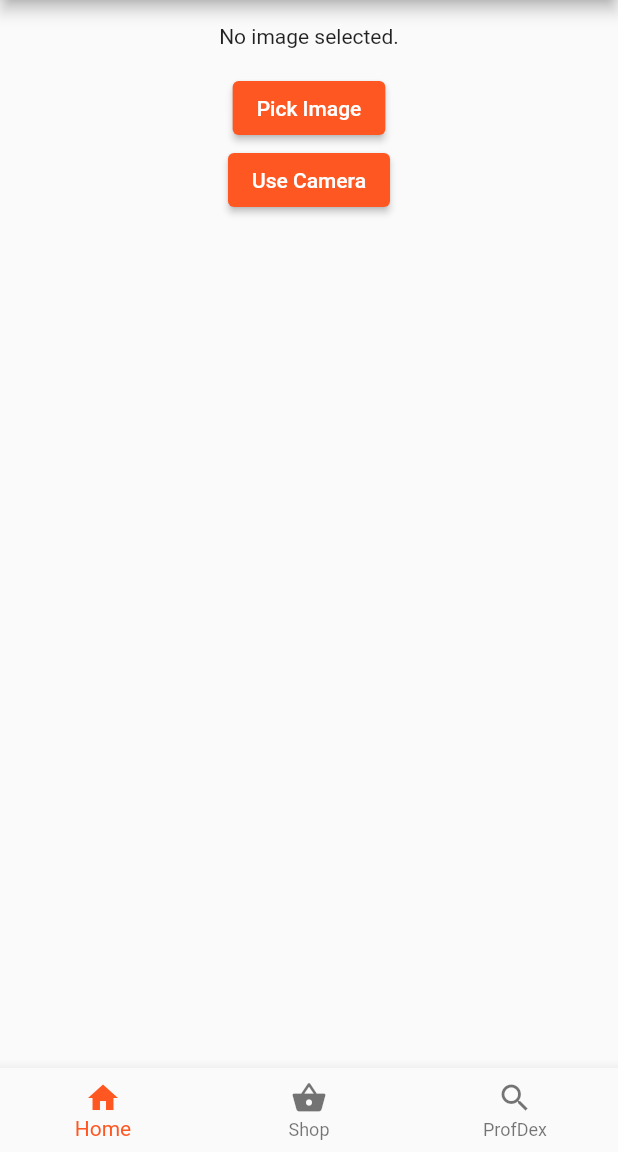
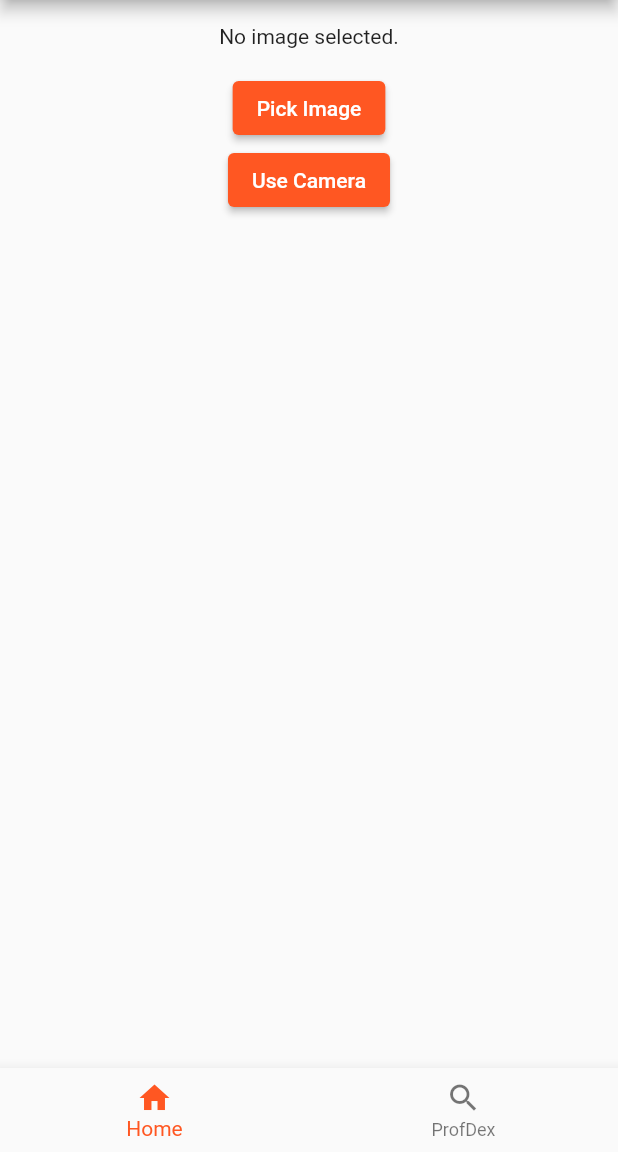
Before and after one commit to tcgj-pteltd/CatchMyProf, a Flutter app: the screen it shows after launch, on a phone screen of 412 x 824 dp, the part 84-1236 px from its top. Run offline on Flutter 3.47's test engine with Material 2 defaults, Android fonts, the phone set to English and light mode, and no system bars; our stand-ins replace image_picker.

Commit message:
Remove unneccessary tab

```diff
--- a/lib/tabnavigationitem.dart
+++ b/lib/tabnavigationitem.dart
@@ -22,11 +22,6 @@ class TabNavigationItem {
           title: Text("Home"),
         ),
         TabNavigationItem(
-          page: HomePage(),
-          icon: Icon(Icons.shopping_basket),
-          title: Text("Shop"),
-        ),
-        TabNavigationItem(
           page: ProfDex(),
           icon: Icon(Icons.search),
           title: Text("ProfDex"),
```
